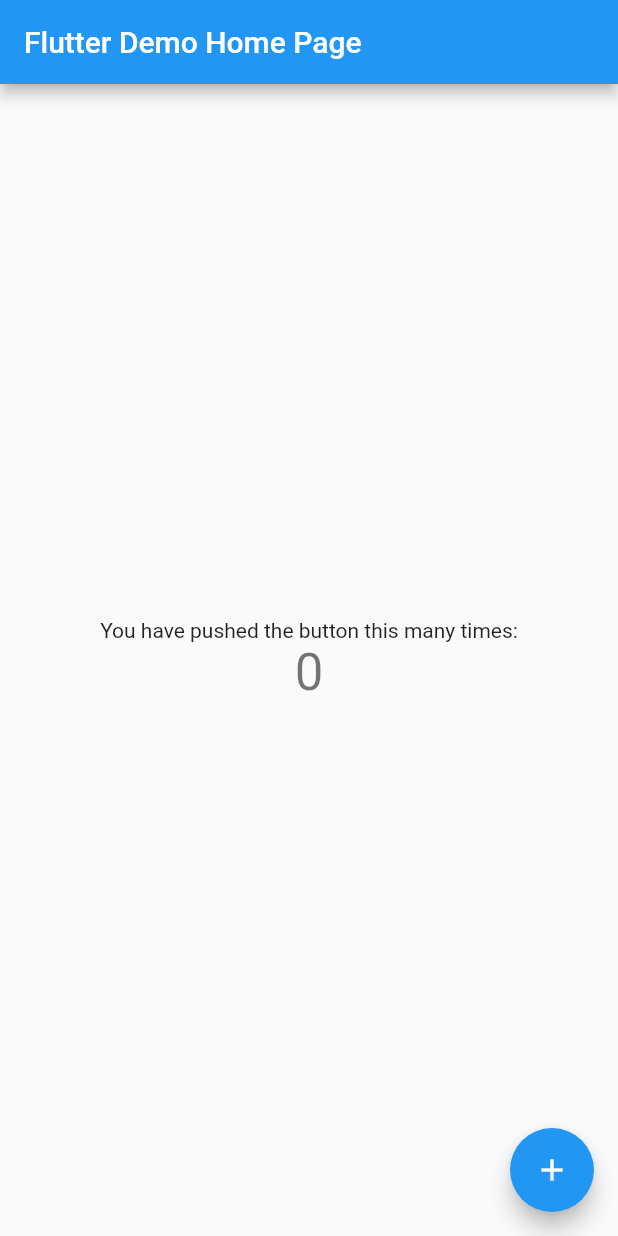
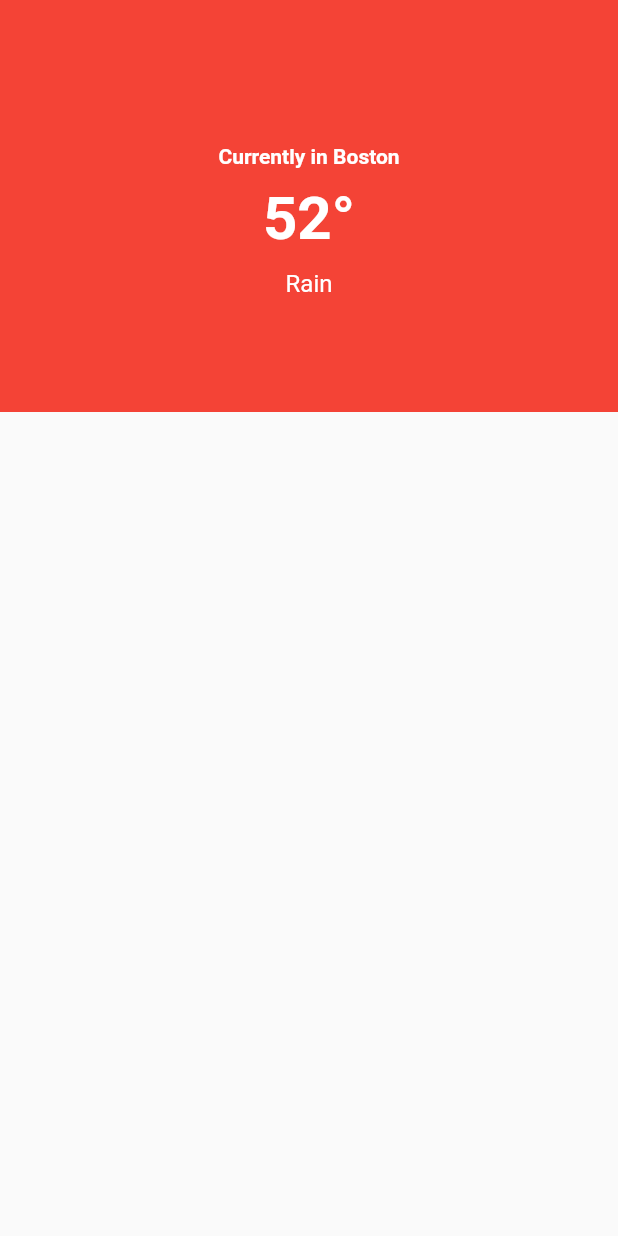
Before and after one commit to bbosmedia/weather_app, a Flutter app: the screen it shows after launch, on a phone screen of 412 x 824 dp. Run offline on Flutter 3.47's test engine with Material 2 defaults, Android fonts, the phone set to English and light mode, and no system bars; our stand-ins replace font_awesome_flutter.

Commit message:
Added Red Header

```diff
--- a/lib/main.dart
+++ b/lib/main.dart
@@ -1,4 +1,6 @@
 import 'package:flutter/material.dart';
+import 'package:http/http.dart';
+import 'package:font_awesome_flutter/font_awesome_flutter.dart';
 
 void main() {
   runApp(MyApp());
@@ -9,105 +11,60 @@ class MyApp extends StatelessWidget {
   @override
   Widget build(BuildContext context) {
     return MaterialApp(
-      title: 'Flutter Demo',
-      theme: ThemeData(
-        // This is the theme of your application.
-        //
-        // Try running your application with "flutter run". You'll see the
-        // application has a blue toolbar. Then, without quitting the app, try
-        // changing the primarySwatch below to Colors.green and then invoke
-        // "hot reload" (press "r" in the console where you ran "flutter run",
-        // or simply save your changes to "hot reload" in a Flutter IDE).
-        // Notice that the counter didn't reset back to zero; the application
-        // is not restarted.
-        primarySwatch: Colors.blue,
-      ),
-      home: MyHomePage(title: 'Flutter Demo Home Page'),
+      title: 'Waether App',
+      debugShowCheckedModeBanner: false,
+      home: Home(),
     );
   }
 }
 
-class MyHomePage extends StatefulWidget {
-  MyHomePage({Key key, this.title}) : super(key: key);
-
-  // This widget is the home page of your application. It is stateful, meaning
-  // that it has a State object (defined below) that contains fields that affect
-  // how it looks.
-
-  // This class is the configuration for the state. It holds the values (in this
-  // case the title) provided by the parent (in this case the App widget) and
-  // used by the build method of the State. Fields in a Widget subclass are
-  // always marked "final".
-
-  final String title;
+class Home extends StatefulWidget {
+  const Home({Key key}) : super(key: key);
 
   @override
-  _MyHomePageState createState() => _MyHomePageState();
+  _HomeState createState() => _HomeState();
 }
 
-class _MyHomePageState extends State<MyHomePage> {
-  int _counter = 0;
-
-  void _incrementCounter() {
-    setState(() {
-      // This call to setState tells the Flutter framework that something has
-      // changed in this State, which causes it to rerun the build method below
-      // so that the display can reflect the updated values. If we changed
-      // _counter without calling setState(), then the build method would not be
-      // called again, and so nothing would appear to happen.
-      _counter++;
-    });
-  }
-
+class _HomeState extends State<Home> {
   @override
   Widget build(BuildContext context) {
-    // This method is rerun every time setState is called, for instance as done
-    // by the _incrementCounter method above.
-    //
-    // The Flutter framework has been optimized to make rerunning build methods
-    // fast, so that you can just rebuild anything that needs updating rather
-    // than having to individually change instances of widgets.
     return Scaffold(
-      appBar: AppBar(
-        // Here we take the value from the MyHomePage object that was created by
-        // the App.build method, and use it to set our appbar title.
-        title: Text(widget.title),
+      body: Column(
+        children: [
+          Container(
+            padding: EdgeInsets.only(top: 20),
+            height: MediaQuery.of(context).size.height / 3,
+            width: MediaQuery.of(context).size.width,
+            color: Colors.red,
+            child: Column(
+              crossAxisAlignment: CrossAxisAlignment.center,
+              mainAxisAlignment: MainAxisAlignment.center,
+              children: [
+                Padding(
+                  padding: EdgeInsets.only(bottom: 10),
+                  child: Text(
+                    "Currently in Boston",
+                    style: TextStyle(
+                        color: Colors.white,
+                        fontSize: 14,
+                        fontWeight: FontWeight.w600),
                   ),
-      body: Center(
-        // Center is a layout widget. It takes a single child and positions it
-        // in the middle of the parent.
-        child: Column(
-          // Column is also a layout widget. It takes a list of children and
-          // arranges them vertically. By default, it sizes itself to fit its
-          // children horizontally, and tries to be as tall as its parent.
-          //
-          // Invoke "debug painting" (press "p" in the console, choose the
-          // "Toggle Debug Paint" action from the Flutter Inspector in Android
-          // Studio, or the "Toggle Debug Paint" command in Visual Studio Code)
-          // to see the wireframe for each widget.
-          //
-          // Column has various properties to control how it sizes itself and
-          // how it positions its children. Here we use mainAxisAlignment to
-          // center the children vertically; the main axis here is the vertical
-          // axis because Columns are vertical (the cross axis would be
-          // horizontal).
-          mainAxisAlignment: MainAxisAlignment.center,
-          children: <Widget>[
-            Text(
-              'You have pushed the button this many times:',
                 ),
                 Text(
-              '$_counter',
-              style: Theme.of(context).textTheme.headline4,
+                  "52\u00B0",
+                  style: TextStyle(
+                      color: Colors.white,
+                      fontSize: 40,
+                      fontWeight: FontWeight.w600),
                 ),
+                Padding(padding: EdgeInsets.only(top: 10),
+                  child: Text("Rain", style: TextStyle(color: Colors.white, fontSize: 16),),
+                )
               ],
             ),
+          )
+        ],
       ),
-      floatingActionButton: FloatingActionButton(
-        onPressed: _incrementCounter,
-        tooltip: 'Increment',
-        child: Icon(Icons.add),
-      ), // This trailing comma makes auto-formatting nicer for build methods.
     );
   }
 }
--- a/pubspec.yaml
+++ b/pubspec.yaml
@@ -28,6 +28,8 @@ dependencies:
   # The following adds the Cupertino Icons font to your application.
   # Use with the CupertinoIcons class for iOS style icons.
   cupertino_icons: ^1.0.2
+  http: ^0.13.3
+  font_awesome_flutter: ^9.0.0
 
 dev_dependencies:
   flutter_test:
```
Also changed, not shown: pubspec.lock. Lines whose indentation alone changed are shown as unchanged.
